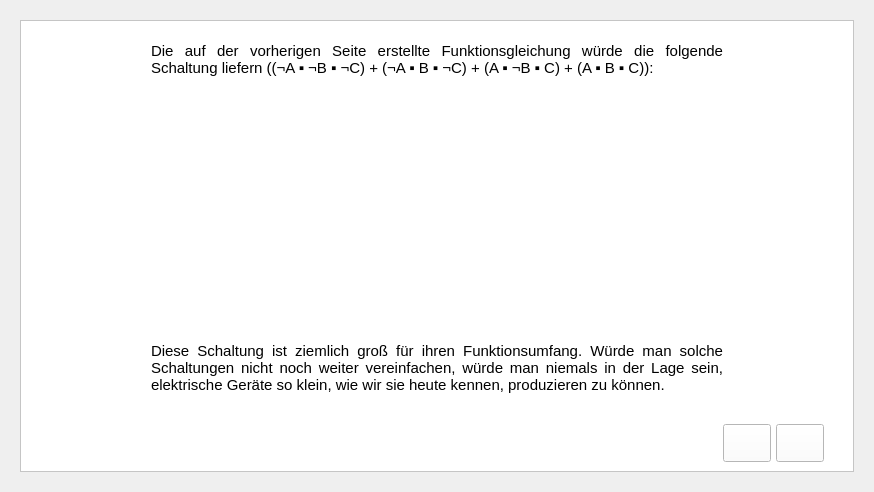
Qt form Application/task1page.ui (markus-senger/KV-diagram) before a commit.
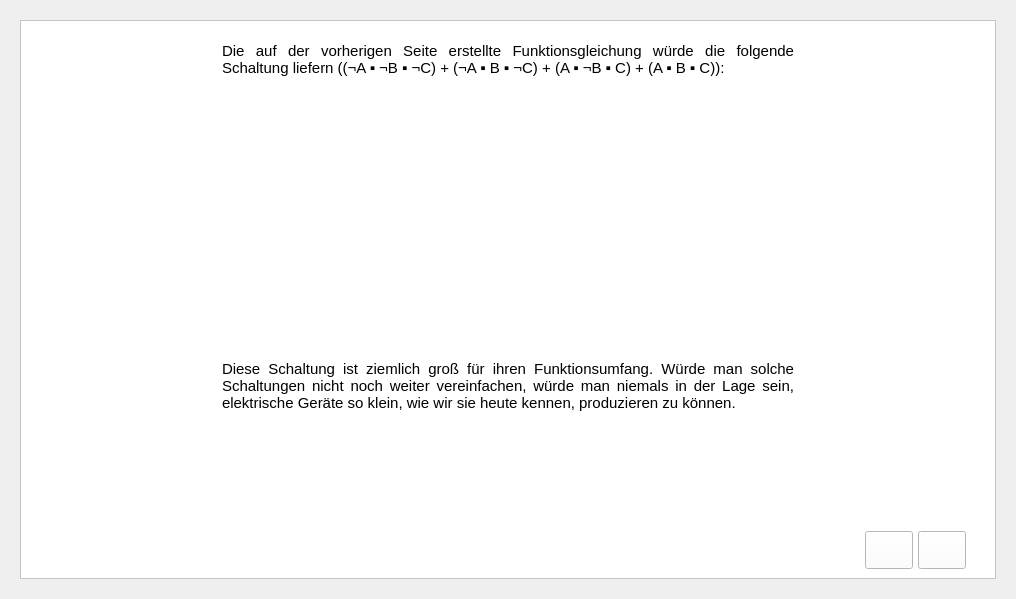
The same form after that commit. The open tabs and pages were chosen to show the change. Icons and pictures are not drawn. Custom widgets are drawn as their Qt base class.

The edit to the form file:
```diff
--- a/Application/task1page.ui
+++ b/Application/task1page.ui
@@ -6,8 +6,8 @@
    <rect>
     <x>0</x>
     <y>0</y>
-    <width>874</width>
-    <height>492</height>
+    <width>1016</width>
+    <height>599</height>
    </rect>
   </property>
   <property name="windowTitle">
@@ -455,8 +455,8 @@
            <rect>
             <x>0</x>
             <y>0</y>
-            <width>836</width>
-            <height>454</height>
+            <width>970</width>
+            <height>553</height>
            </rect>
           </property>
           <layout class="QVBoxLayout" name="verticalLayout_19">
@@ -535,7 +535,7 @@
                    <string>&lt;!DOCTYPE HTML PUBLIC &quot;-//W3C//DTD HTML 4.0//EN&quot; &quot;http://www.w3.org/TR/REC-html40/strict.dtd&quot;&gt;
 &lt;html&gt;&lt;head&gt;&lt;meta name=&quot;qrichtext&quot; content=&quot;1&quot; /&gt;&lt;style type=&quot;text/css&quot;&gt;
 p, li { white-space: pre-wrap; }
-&lt;/style&gt;&lt;/head&gt;&lt;body style=&quot; font-family:'MS Shell Dlg 2'; font-size:8pt; font-weight:400; font-style:normal;&quot;&gt;
+&lt;/style&gt;&lt;/head&gt;&lt;body style=&quot; font-family:'MS Shell Dlg 2'; font-size:7.8pt; font-weight:400; font-style:normal;&quot;&gt;
 &lt;p align=&quot;justify&quot; style=&quot; margin-top:0px; margin-bottom:0px; margin-left:0px; margin-right:0px; -qt-block-indent:0; text-indent:0px;&quot;&gt;&lt;span style=&quot; font-size:11pt;&quot;&gt;Die auf der vorherigen Seite erstellte Funktionsgleichung würde die folgende Schaltung liefern ((¬A ▪ ¬B ▪ ¬C) + (¬A ▪ B ▪ ¬C) + (A ▪ ¬B ▪ C) + (A ▪ B ▪ C)):&lt;/span&gt;&lt;/p&gt;&lt;/body&gt;&lt;/html&gt;</string>
                   </property>
                  </widget>
@@ -629,7 +629,7 @@
                    <string>&lt;!DOCTYPE HTML PUBLIC &quot;-//W3C//DTD HTML 4.0//EN&quot; &quot;http://www.w3.org/TR/REC-html40/strict.dtd&quot;&gt;
 &lt;html&gt;&lt;head&gt;&lt;meta name=&quot;qrichtext&quot; content=&quot;1&quot; /&gt;&lt;style type=&quot;text/css&quot;&gt;
 p, li { white-space: pre-wrap; }
-&lt;/style&gt;&lt;/head&gt;&lt;body style=&quot; font-family:'MS Shell Dlg 2'; font-size:8pt; font-weight:400; font-style:normal;&quot;&gt;
+&lt;/style&gt;&lt;/head&gt;&lt;body style=&quot; font-family:'MS Shell Dlg 2'; font-size:7.8pt; font-weight:400; font-style:normal;&quot;&gt;
 &lt;p align=&quot;justify&quot; style=&quot; margin-top:0px; margin-bottom:0px; margin-left:0px; margin-right:0px; -qt-block-indent:0; text-indent:0px;&quot;&gt;&lt;span style=&quot; font-size:11pt;&quot;&gt;Diese Schaltung ist ziemlich groß für ihren Funktionsumfang. Würde man solche Schaltungen nicht noch weiter vereinfachen, würde man niemals in der Lage &lt;/span&gt;&lt;a name=&quot;decorator-corrected-entity-id-4&quot;&gt;&lt;/a&gt;&lt;span style=&quot; font-size:11pt;&quot;&gt;s&lt;/span&gt;&lt;span style=&quot; font-size:11pt;&quot;&gt;ein, elektrische Geräte so &lt;/span&gt;&lt;a name=&quot;decorator-corrected-entity-id-7&quot;&gt;&lt;/a&gt;&lt;span style=&quot; font-size:11pt;&quot;&gt;k&lt;/span&gt;&lt;span style=&quot; font-size:11pt;&quot;&gt;lein, wie wir sie heute &lt;/span&gt;&lt;a name=&quot;decorator-corrected-entity-id-9&quot;&gt;&lt;/a&gt;&lt;span style=&quot; font-size:11pt;&quot;&gt;k&lt;/span&gt;&lt;span style=&quot; font-size:11pt;&quot;&gt;ennen, produzieren zu können.&lt;/span&gt;&lt;/p&gt;&lt;/body&gt;&lt;/html&gt;</string>
                   </property>
                  </widget>
```
Left out of the diff: 28 changed lines with no effect on the pictures.
